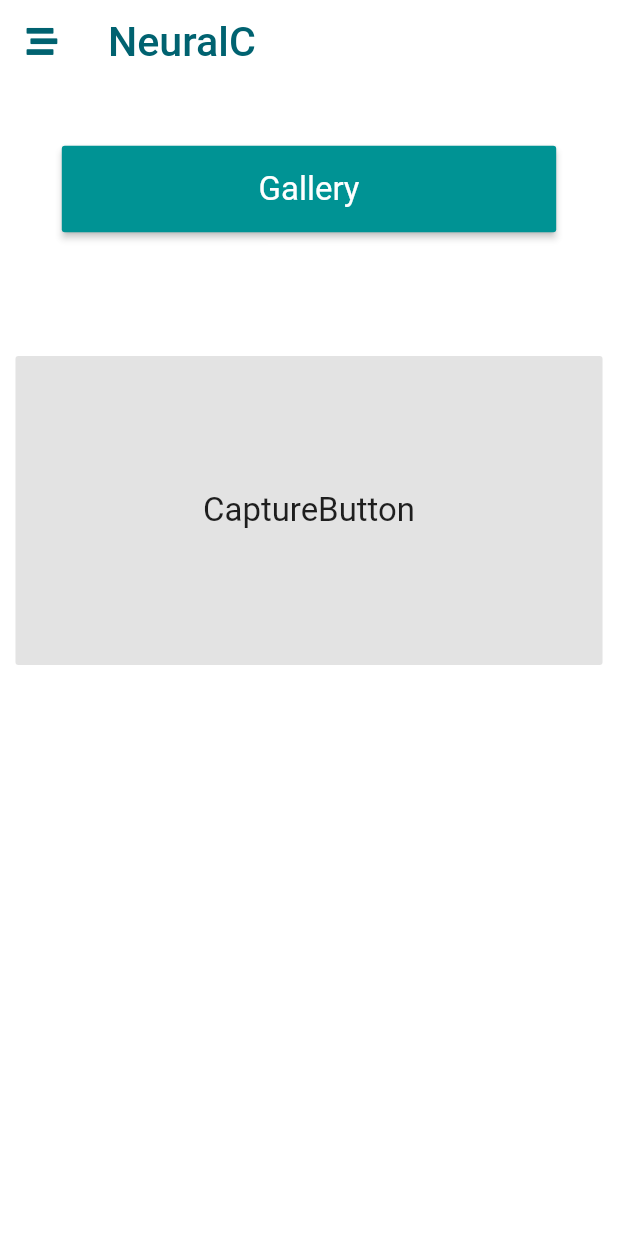
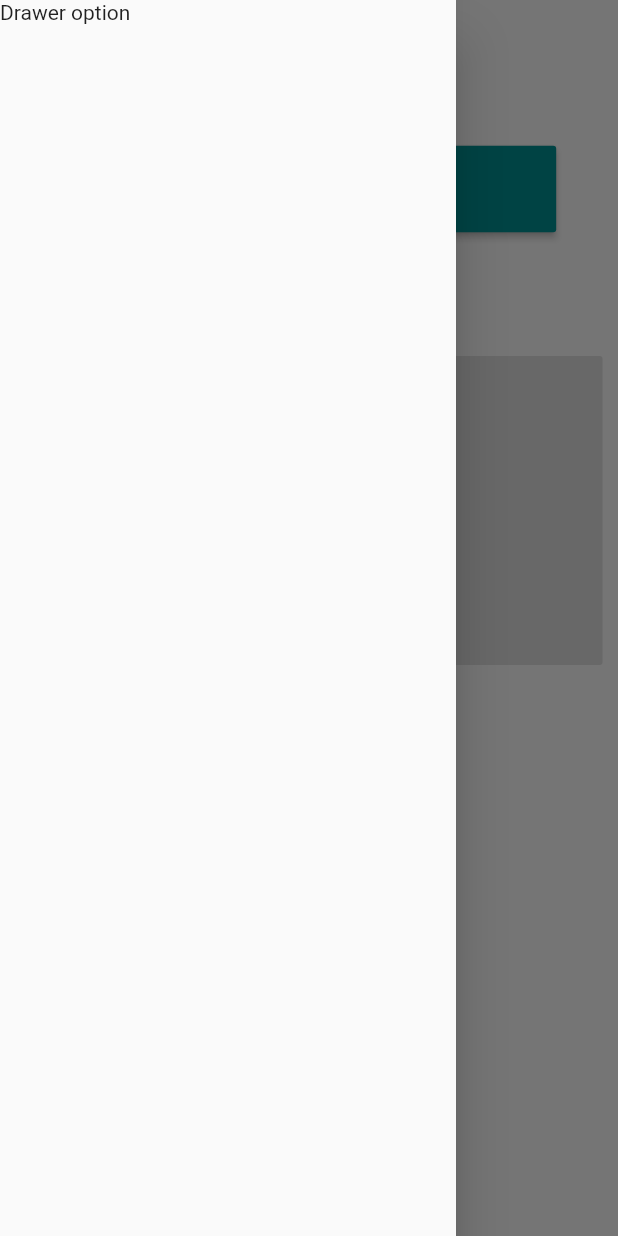
Before and after one commit to cankush625/NeuralC, a Flutter app: the screen it shows after launch, with the side drawer open (before the commit the screen has no drawer), on a phone screen of 412 x 824 dp. Run offline on Flutter 3.47's test engine with Material 2 defaults, Android fonts, the phone set to English and light mode, and no system bars; our stand-ins replace flutter_icons, sizer.

Commit message:
Drawer icon changed
Signed-off-by: cankush625 <cankush625@gmail.com>

```diff
--- a/lib/screens/home/home.dart
+++ b/lib/screens/home/home.dart
@@ -3,12 +3,14 @@ import 'package:flutter/material.dart';
 import 'package:neuralc/widgets/appbar/appbar.dart';
 import 'package:neuralc/widgets/buttons/capture_button.dart';
 import 'package:neuralc/widgets/buttons/gallery_button.dart';
+import 'package:neuralc/widgets/drawer/drawer.dart';
 
 class Home extends StatelessWidget {
   @override
   Widget build(BuildContext context) {
     return Scaffold(
       appBar: Appbar(context),
+      drawer: AppBarDrawer(),
       body: SafeArea(
         child: Column(
           children: [
--- a/lib/widgets/appbar/appbar.dart
+++ b/lib/widgets/appbar/appbar.dart
@@ -1,16 +1,21 @@
 import 'package:flutter/material.dart';
 import 'package:flutter_icons/flutter_icons.dart';
 
+import 'package:neuralc/widgets/drawer/drawer.dart';
+
+// ignore: non_constant_identifier_names
 Widget Appbar(BuildContext context) {
   var screenSize = MediaQuery.of(context).size;
   return AppBar(
-    leading: Icon(
-      FontAwesome5Solid.stream,
-      size: screenSize.width * 0.05,
-    ),
-    title: Text(
-      'NeuralC',
-      style: Theme.of(context).textTheme.headline6,
+    automaticallyImplyLeading: false,
+    title: Row(
+      children: [
+        DrawerIcon(context),
+        Text(
+          'NeuralC',
+          style: Theme.of(context).textTheme.headline6,
+        ),
+      ],
     ),
   );
 }
--- /dev/null
+++ b/lib/widgets/drawer/drawer.dart
@@ -0,0 +1,30 @@
+import 'package:flutter/material.dart';
+import 'package:flutter_icons/flutter_icons.dart';
+import 'package:sizer/sizer.dart';
+
+// ignore: non_constant_identifier_names
+Widget AppBarDrawer() {
+  return Drawer(
+    child: Container(
+      child: Text(
+        'Drawer option',
+      ),
+    ),
+  );
+}
+
+// ignore: non_constant_identifier_names
+Widget DrawerIcon(BuildContext context) {
+  return Builder(
+    builder: (context) => IconButton(
+      onPressed: () {
+        Scaffold.of(context).openDrawer();
+      },
+      icon: Icon(
+        FontAwesome5Solid.stream,
+        size: 16.0.sp,
+        color: Theme.of(context).appBarTheme.iconTheme.color,
+      ),
+    ),
+  );
+}
```
